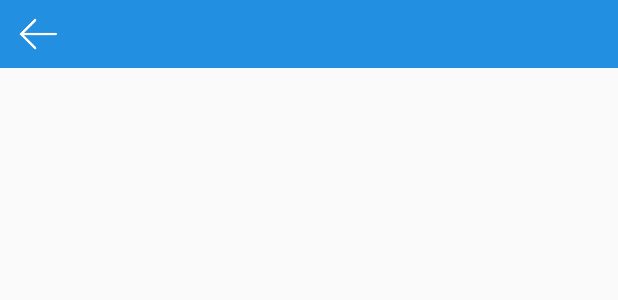
After one commit to miniPinocchio/Ceremony, an Android app: the layout action_bar.xml on its own in the app's theme, with its tools: preview values and no code run, on a phone screen of 412 x 824 dp. The commit adds this screen. Shown: the top 300 px of the screen. Run offline under Robolectric (Android 15) with nearby library versions, the phone set to English and light mode, and no system bars.

Commit message:
berial提交

```diff
--- /dev/null
+++ b/app/src/main/res/layout/action_bar.xml
@@ -0,0 +1,15 @@
+<?xml version="1.0" encoding="utf-8"?>
+<RelativeLayout xmlns:android="http://schemas.android.com/apk/res/android"
+                android:layout_width="match_parent"
+                android:layout_height="45dp"
+                android:background="@color/action_bar_background"
+                android:orientation="horizontal"
+                android:paddingLeft="10dp"
+                android:paddingRight="10dp">
+
+    <ImageView
+        android:layout_width="30dp"
+        android:layout_height="wrap_content"
+        android:clickable="true"
+        android:src="@mipmap/icon_back"/>
+</RelativeLayout>
--- a/app/src/main/res/layout/activity_login.xml
+++ b/app/src/main/res/layout/activity_login.xml
@@ -4,4 +4,5 @@
               android:layout_width="match_parent"
               android:layout_height="match_parent">
 
+
 </LinearLayout>
--- /dev/null
+++ b/app/src/main/res/values/colors.xml
@@ -0,0 +1,4 @@
+<?xml version="1.0" encoding="utf-8"?>
+<resources>
+    <color name="action_bar_background">#228fe0</color>
+</resources>
--- /dev/null
+++ b/app/src/main/res/values/ids.xml
@@ -0,0 +1,3 @@
+<?xml version="1.0" encoding="utf-8"?>
+<resources>
+</resources>
```
Also changed, not shown: app/src/main/res/mipmap-hdpi/icon_back.png (added).
